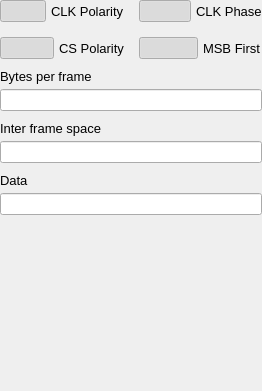
Before: the Qt Designer form ui/patterns/spipatternui.ui in analogdevicesinc/scopy, drawn with Qt 5.
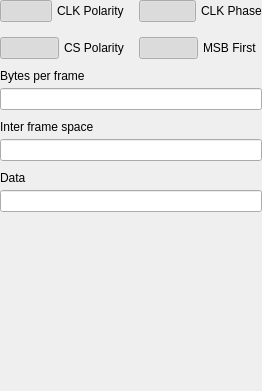
After: the same form once the commit is applied. Custom widgets are drawn as their Qt base class.

The edit to the form file:
```diff
--- a/ui/patterns/spipatternui.ui
+++ b/ui/patterns/spipatternui.ui
@@ -69,9 +69,6 @@
        </item>
        <item>
         <widget class="QLabel" name="label_8">
-         <property name="styleSheet">
-          <string notr="true">font-size: 13px;</string>
-         </property>
          <property name="text">
           <string>MSB First</string>
          </property>
@@ -111,9 +108,6 @@
        </item>
        <item>
         <widget class="QLabel" name="label_3">
-         <property name="styleSheet">
-          <string notr="true">font-size: 13px;</string>
-         </property>
          <property name="text">
           <string>CLK Phase</string>
          </property>
@@ -156,9 +150,6 @@
        </item>
        <item>
         <widget class="QLabel" name="label_7">
-         <property name="styleSheet">
-          <string notr="true">font-size: 13px;</string>
-         </property>
          <property name="text">
           <string>CS Polarity</string>
          </property>
@@ -204,9 +195,6 @@
        </item>
        <item>
         <widget class="QLabel" name="label_4">
-         <property name="styleSheet">
-          <string notr="true">font-size: 13px;</string>
-         </property>
          <property name="text">
           <string>CLK Polarity</string>
          </property>
@@ -226,9 +214,6 @@
      </property>
      <item>
       <widget class="QLabel" name="label_6">
-       <property name="styleSheet">
-        <string notr="true">font-size: 13px;</string>
-       </property>
        <property name="text">
         <string>Bytes per frame</string>
        </property>
@@ -249,9 +234,6 @@
      </property>
      <item>
       <widget class="QLabel" name="label_5">
-       <property name="styleSheet">
-        <string notr="true">font-size: 13px;</string>
-       </property>
        <property name="text">
         <string>Inter frame space</string>
        </property>
@@ -272,9 +254,6 @@
      </property>
      <item>
       <widget class="QLabel" name="label_2">
-       <property name="styleSheet">
-        <string notr="true">font-size: 13px;</string>
-       </property>
        <property name="text">
         <string>Data</string>
        </property>
```
